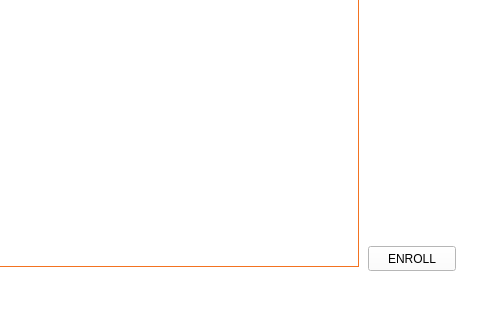
Before: the Qt Designer form cctv_36_ky/src/ui/mainwindow.ui in VEDA-ThirtySix/PAMS-client, drawn with Qt 5; both pictures show x 572 to 1052 and y 244 to 564 of the 1052 by 564 pixel window.
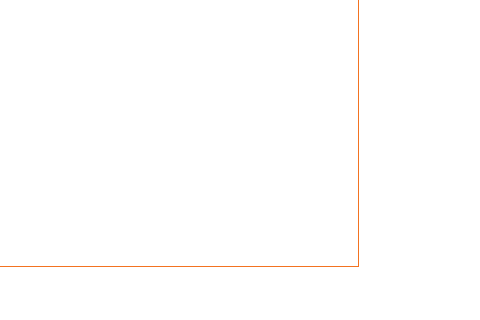
After: the same form once the commit is applied. Icons and pictures are not drawn.

Commit message: Add: Auto Refresh Table right after ENROLL

```diff
--- a/cctv_36_ky/src/ui/mainwindow.ui
+++ b/cctv_36_ky/src/ui/mainwindow.ui
@@ -196,19 +196,6 @@
      <set>Qt::AlignmentFlag::AlignBottom|Qt::AlignmentFlag::AlignLeading|Qt::AlignmentFlag::AlignLeft</set>
     </property>
    </widget>
-   <widget class="QPushButton" name="pushButton_enroll">
-    <property name="geometry">
-     <rect>
-      <x>940</x>
-      <y>490</y>
-      <width>88</width>
-      <height>25</height>
-     </rect>
-    </property>
-    <property name="text">
-     <string>ENROLL</string>
-    </property>
-   </widget>
   </widget>
   <widget class="QStatusBar" name="statusbar"/>
  </widget>
```
The commit also changes 14 other files.
